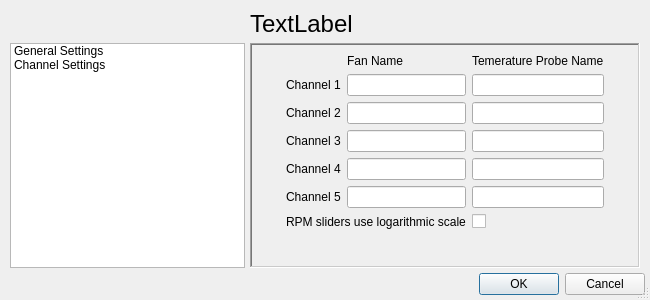
Before: the Qt Designer form gui_preferences.ui in Shub77/phoebetria-code, drawn with Qt 5.
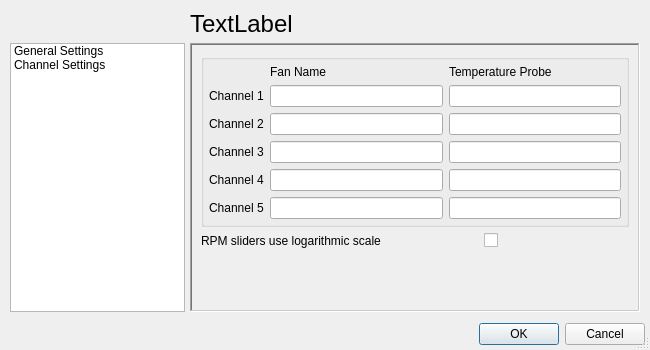
After: the same form once the commit is applied. The open tabs and pages were chosen to show the change.

Commit message: Removed some static stylesheets and format changes in preferences window.

```diff
--- a/gui_preferences.ui
+++ b/gui_preferences.ui
@@ -7,13 +7,13 @@
     <x>0</x>
     <y>0</y>
     <width>650</width>
-    <height>300</height>
+    <height>350</height>
    </rect>
   </property>
   <property name="minimumSize">
    <size>
     <width>650</width>
-    <height>300</height>
+    <height>350</height>
    </size>
   </property>
   <property name="windowTitle">
@@ -25,14 +25,11 @@
   <property name="modal">
    <bool>false</bool>
   </property>
-  <layout class="QVBoxLayout" name="verticalLayout">
-   <property name="spacing">
-    <number>0</number>
-   </property>
+  <layout class="QGridLayout" name="gridLayout_5">
    <property name="margin">
     <number>5</number>
    </property>
-   <item>
+   <item row="0" column="0">
     <layout class="QGridLayout" name="gridLayout_2">
      <property name="margin">
       <number>5</number>
@@ -40,11 +37,11 @@
      <property name="spacing">
       <number>5</number>
      </property>
-     <item row="1" column="0">
+     <item row="1" column="0" alignment="Qt::AlignLeft">
       <widget class="QListWidget" name="ctrl_preferenceTabList">
        <property name="minimumSize">
         <size>
-         <width>150</width>
+         <width>0</width>
          <height>0</height>
         </size>
        </property>
@@ -86,6 +83,12 @@
      </item>
      <item row="1" column="1" colspan="2">
       <widget class="QStackedWidget" name="ctrl_preferenceTabs">
+       <property name="minimumSize">
+        <size>
+         <width>450</width>
+         <height>0</height>
+        </size>
+       </property>
        <property name="frameShape">
         <enum>QFrame::WinPanel</enum>
        </property>
@@ -210,93 +213,14 @@
        </widget>
        <widget class="QWidget" name="page_2">
         <layout class="QGridLayout" name="gridLayout">
-         <item row="5" column="2">
-          <widget class="QLineEdit" name="ctrl_channel5FanName"/>
-         </item>
-         <item row="2" column="3">
-          <widget class="QLineEdit" name="ctrl_channel2TempName"/>
-         </item>
-         <item row="2" column="1">
-          <widget class="QLabel" name="label_2">
-           <property name="text">
-            <string>Channel 2</string>
-           </property>
-          </widget>
-         </item>
-         <item row="5" column="3">
-          <widget class="QLineEdit" name="ctrl_channel5TempName"/>
-         </item>
-         <item row="3" column="2">
-          <widget class="QLineEdit" name="ctrl_channel3FanName"/>
-         </item>
-         <item row="6" column="1" colspan="2">
+         <item row="2" column="0" colspan="4">
           <widget class="QLabel" name="lbl_useLogRpmScale">
            <property name="text">
             <string>RPM sliders use logarithmic scale</string>
            </property>
           </widget>
          </item>
-         <item row="4" column="3">
-          <widget class="QLineEdit" name="ctrl_channel4TempName"/>
-         </item>
-         <item row="5" column="1">
-          <widget class="QLabel" name="label_5">
-           <property name="text">
-            <string>Channel 5</string>
-           </property>
-          </widget>
-         </item>
-         <item row="2" column="2">
-          <widget class="QLineEdit" name="ctrl_channel2FanName"/>
-         </item>
-         <item row="0" column="2">
-          <widget class="QLabel" name="label_7">
-           <property name="text">
-            <string>Fan Name</string>
-           </property>
-          </widget>
-         </item>
-         <item row="3" column="1">
-          <widget class="QLabel" name="label_3">
-           <property name="text">
-            <string>Channel 3</string>
-           </property>
-          </widget>
-         </item>
-         <item row="4" column="2">
-          <widget class="QLineEdit" name="ctrl_channel4FanName"/>
-         </item>
-         <item row="3" column="3">
-          <widget class="QLineEdit" name="ctrl_channel3TempName"/>
-         </item>
-         <item row="4" column="1">
-          <widget class="QLabel" name="label_4">
-           <property name="text">
-            <string>Channel 4</string>
-           </property>
-          </widget>
-         </item>
-         <item row="0" column="3">
-          <widget class="QLabel" name="label_6">
-           <property name="text">
-            <string>Temerature Probe Name</string>
-           </property>
-          </widget>
-         </item>
-         <item row="1" column="1">
-          <widget class="QLabel" name="label">
-           <property name="text">
-            <string>Channel 1</string>
-           </property>
-          </widget>
-         </item>
-         <item row="1" column="2">
-          <widget class="QLineEdit" name="ctrl_channel1FanName"/>
-         </item>
-         <item row="1" column="3">
-          <widget class="QLineEdit" name="ctrl_channel1TempName"/>
-         </item>
-         <item row="6" column="3">
+         <item row="2" column="4">
           <widget class="QCheckBox" name="ctrl_useLogRpmScale">
            <property name="styleSheet">
             <string notr="true"/>
@@ -306,7 +230,7 @@
            </property>
           </widget>
          </item>
-         <item row="7" column="0" colspan="5">
+         <item row="3" column="0" colspan="6">
           <spacer name="verticalSpacer">
            <property name="orientation">
             <enum>Qt::Vertical</enum>
@@ -319,31 +243,99 @@
            </property>
           </spacer>
          </item>
-         <item row="3" column="0">
-          <spacer name="horizontalSpacer">
-           <property name="orientation">
-            <enum>Qt::Horizontal</enum>
+         <item row="0" column="0" rowspan="2" colspan="6">
+          <widget class="QGroupBox" name="groupBox_3">
+           <property name="title">
+            <string/>
            </property>
-           <property name="sizeHint" stdset="0">
-            <size>
-             <width>40</width>
-             <height>20</height>
-            </size>
+           <property name="flat">
+            <bool>false</bool>
            </property>
-          </spacer>
-         </item>
-         <item row="3" column="4">
-          <spacer name="horizontalSpacer_2">
-           <property name="orientation">
-            <enum>Qt::Horizontal</enum>
-           </property>
-           <property name="sizeHint" stdset="0">
-            <size>
-             <width>40</width>
-             <height>20</height>
-            </size>
-           </property>
-          </spacer>
+           <layout class="QGridLayout" name="gridLayout_3">
+            <property name="margin">
+             <number>5</number>
+            </property>
+            <item row="3" column="1">
+             <widget class="QLineEdit" name="ctrl_channel3FanName"/>
+            </item>
+            <item row="2" column="0">
+             <widget class="QLabel" name="label_2">
+              <property name="text">
+               <string>Channel 2</string>
+              </property>
+             </widget>
+            </item>
+            <item row="1" column="1">
+             <widget class="QLineEdit" name="ctrl_channel1FanName"/>
+            </item>
+            <item row="6" column="1">
+             <widget class="QLineEdit" name="ctrl_channel5FanName"/>
+            </item>
+            <item row="2" column="1">
+             <widget class="QLineEdit" name="ctrl_channel2FanName"/>
+            </item>
+            <item row="4" column="1">
+             <widget class="QLineEdit" name="ctrl_channel4FanName"/>
+            </item>
+            <item row="3" column="0">
+             <widget class="QLabel" name="label_3">
+              <property name="text">
+               <string>Channel 3</string>
+              </property>
+             </widget>
+            </item>
+            <item row="4" column="0">
+             <widget class="QLabel" name="label_4">
+              <property name="text">
+               <string>Channel 4</string>
+              </property>
+             </widget>
+            </item>
+            <item row="6" column="0">
+             <widget class="QLabel" name="label_5">
+              <property name="text">
+               <string>Channel 5</string>
+              </property>
+             </widget>
+            </item>
+            <item row="1" column="0">
+             <widget class="QLabel" name="label">
+              <property name="text">
+               <string>Channel 1</string>
+              </property>
+             </widget>
+            </item>
+            <item row="1" column="2">
+             <widget class="QLineEdit" name="ctrl_channel1TempName"/>
+            </item>
+            <item row="2" column="2">
+             <widget class="QLineEdit" name="ctrl_channel2TempName"/>
+            </item>
+            <item row="3" column="2">
+             <widget class="QLineEdit" name="ctrl_channel3TempName"/>
+            </item>
+            <item row="4" column="2">
+             <widget class="QLineEdit" name="ctrl_channel4TempName"/>
+            </item>
+            <item row="6" column="2">
+             <widget class="QLineEdit" name="ctrl_channel5TempName"/>
+            </item>
+            <item row="0" column="1">
+             <widget class="QLabel" name="label_6">
+              <property name="text">
+               <string>Fan Name</string>
+              </property>
+             </widget>
+            </item>
+            <item row="0" column="2">
+             <widget class="QLabel" name="label_7">
+              <property name="text">
+               <string>Temperature Probe</string>
+              </property>
+             </widget>
+            </item>
+           </layout>
+          </widget>
          </item>
         </layout>
        </widget>
@@ -351,7 +343,7 @@
      </item>
     </layout>
    </item>
-   <item>
+   <item row="1" column="0">
     <widget class="QDialogButtonBox" name="ctrl_actionButtons">
      <property name="minimumSize">
       <size>
```
Left out of the diff: 108 changed lines with no effect on the pictures. The commit also changes 1 other file.
